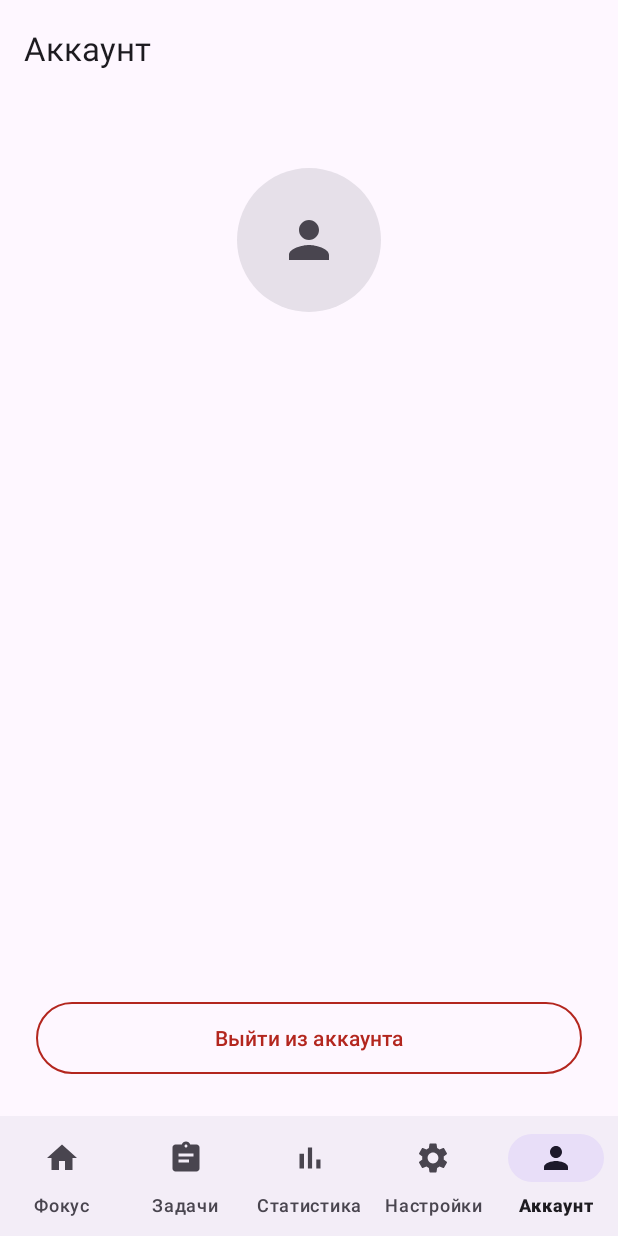
After one commit to developerseleznevru-cmd/FocusField, an Android app: the AccountFragment screen opened through its navigation route, on a phone screen of 412 x 824 dp. The commit adds this screen. Run offline under Robolectric (Android 15) with nearby library versions, the phone set to English and light mode, and no system bars; our stand-ins replace Firebase (no records; nobody signed in at launch, a user with empty details on screens opened directly), navigation-ui; libraries missing offline, so code that uses them is left out: androidx.camera.core, androidx.camera.lifecycle; 3 statements that could not run were skipped.

Commit message:
FocusField_down navbar

```diff
--- a/app/src/main/java/ru/seleznev/focusfield/FocusFieldApp.kt
+++ b/app/src/main/java/ru/seleznev/focusfield/FocusFieldApp.kt
@@ -25,6 +25,7 @@ import ru.seleznev.focusfield.service.wear.WearHealthStore
 import ru.seleznev.focusfield.ui.auth.AuthViewModel
 import ru.seleznev.focusfield.ui.blocked.BlockedItemsViewModel
 import ru.seleznev.focusfield.ui.focus.FocusViewModel
+import ru.seleznev.focusfield.ui.account.AccountViewModel
 import ru.seleznev.focusfield.ui.profile.ProfileViewModel
 import ru.seleznev.focusfield.ui.settings.SettingsViewModel
 import ru.seleznev.focusfield.ui.stats.StatsViewModel
@@ -67,6 +68,7 @@ class AppContainer(context: Context) {
         viewModelFactory {
             initializer { AuthViewModel(authRepository) }
             initializer { ProfileViewModel(authRepository) }
+            initializer { AccountViewModel(authRepository) }
             initializer {
                 FocusViewModel(
                     focusRepository = focusRepository,
@@ -86,7 +88,7 @@ class AppContainer(context: Context) {
             }
             initializer { StatsViewModel(focusRepository) }
             initializer { BlockedItemsViewModel(blockRepository) }
-            initializer { SettingsViewModel(settingsRepository, authRepository) }
+            initializer { SettingsViewModel(settingsRepository) }
         }
     }
 }
--- a/app/src/main/java/ru/seleznev/focusfield/MainActivity.kt
+++ b/app/src/main/java/ru/seleznev/focusfield/MainActivity.kt
@@ -53,7 +53,13 @@ class MainActivity : AppCompatActivity() {
         val navController = navHost.navController
 
         appBarConfiguration = AppBarConfiguration(
-            setOf(R.id.focusHomeFragment, R.id.tasksFragment, R.id.statsFragment, R.id.settingsFragment)
+            setOf(
+                R.id.focusHomeFragment,
+                R.id.tasksFragment,
+                R.id.statsFragment,
+                R.id.settingsFragment,
+                R.id.accountFragment
+            )
         )
         setSupportActionBar(binding.toolbar)
         binding.bottomNav.setupWithNavController(navController)
--- /dev/null
+++ b/app/src/main/java/ru/seleznev/focusfield/ui/account/AccountFragment.kt
@@ -0,0 +1,75 @@
+package ru.seleznev.focusfield.ui.account
+
+import android.os.Bundle
+import android.view.LayoutInflater
+import android.view.View
+import android.view.ViewGroup
+import android.widget.ImageView
+import androidx.core.view.isVisible
+import androidx.fragment.app.Fragment
+import androidx.fragment.app.viewModels
+import com.google.android.material.dialog.MaterialAlertDialogBuilder
+import ru.seleznev.focusfield.R
+import ru.seleznev.focusfield.databinding.FragmentAccountBinding
+import ru.seleznev.focusfield.ui.common.appContainer
+
+/**
+ * «Аккаунт» — вкладка нижнего меню: аватар, ФИО и email текущего
+ * аккаунта, кнопка выхода с подтверждением. Раздел вынесен из настроек.
+ *
+ * После выхода MainActivity наблюдает AuthState и уводит на экран входа.
+ */
+class AccountFragment : Fragment() {
+
+    private var _binding: FragmentAccountBinding? = null
+    private val binding get() = requireNotNull(_binding)
+
+    private val viewModel: AccountViewModel by viewModels { appContainer.viewModelFactory }
+
+    override fun onCreateView(
+        inflater: LayoutInflater,
+        container: ViewGroup?,
+        savedInstanceState: Bundle?
+    ): View {
+        _binding = FragmentAccountBinding.inflate(inflater, container, false)
+        return binding.root
+    }
+
+    override fun onViewCreated(view: View, savedInstanceState: Bundle?) {
+        super.onViewCreated(view, savedInstanceState)
+        bindAccount()
+
+        binding.btnLogout.setOnClickListener { confirmLogout() }
+    }
+
+    private fun bindAccount() {
+        val avatar = viewModel.avatar
+        if (avatar != null) {
+            binding.accountAvatar.scaleType = ImageView.ScaleType.CENTER_CROP
+            binding.accountAvatar.setImageBitmap(avatar)
+        } else {
+            binding.accountAvatar.scaleType = ImageView.ScaleType.CENTER
+            binding.accountAvatar.setImageResource(R.drawable.ic_person)
+        }
+
+        val fullName = viewModel.fullName
+        binding.accountName.isVisible = fullName.isNotBlank()
+        binding.accountName.text = fullName
+        binding.accountEmail.text = viewModel.email
+    }
+
+    /** Выход — разрушительное действие: подтверждение в диалоге. */
+    private fun confirmLogout() {
+        MaterialAlertDialogBuilder(requireContext())
+            .setTitle(R.string.account_logout_title)
+            .setMessage(R.string.account_logout_message)
+            .setPositiveButton(R.string.account_logout_confirm) { _, _ -> viewModel.signOut() }
+            .setNegativeButton(R.string.common_cancel, null)
+            .show()
+    }
+
+    override fun onDestroyView() {
+        _binding = null
+        super.onDestroyView()
+    }
+}
--- /dev/null
+++ b/app/src/main/java/ru/seleznev/focusfield/ui/account/AccountViewModel.kt
@@ -0,0 +1,24 @@
+package ru.seleznev.focusfield.ui.account
+
+import android.graphics.Bitmap
+import androidx.lifecycle.ViewModel
+import ru.seleznev.focusfield.data.repo.AuthRepository
+
+/**
+ * Экран «Аккаунт» (вкладка нижнего меню): данные текущего аккаунта
+ * и выход. Раздел вынесен из настроек.
+ */
+class AccountViewModel(private val authRepository: AuthRepository) : ViewModel() {
+
+    /** Email текущего аккаунта (только отображение). */
+    val email: String get() = authRepository.currentEmail()
+
+    /** Сохранённое ФИО профиля; пусто, если не заполнено. */
+    val fullName: String get() = authRepository.profileFullName()
+
+    /** Фото профиля; null — показывается заглушка. */
+    val avatar: Bitmap? get() = authRepository.avatarBitmap()
+
+    /** Выход: MainActivity наблюдает состояние аутентификации и уводит на экран входа. */
+    fun signOut() = authRepository.signOut()
+}
--- /dev/null
+++ b/app/src/main/res/layout/fragment_account.xml
@@ -0,0 +1,74 @@
+<?xml version="1.0" encoding="utf-8"?>
+<!-- «Аккаунт» — вкладка нижнего меню: карточка текущего аккаунта
+     (аватар, ФИО, email) и выход. Раздел вынесен из настроек. -->
+<ScrollView xmlns:android="http://schemas.android.com/apk/res/android"
+    xmlns:app="http://schemas.android.com/apk/res-auto"
+    android:id="@+id/account_root"
+    android:layout_width="match_parent"
+    android:layout_height="match_parent"
+    android:fillViewport="true">
+
+    <LinearLayout
+        android:layout_width="match_parent"
+        android:layout_height="wrap_content"
+        android:orientation="vertical"
+        android:padding="24dp">
+
+        <!-- Аватар: только отображение (смена фото — на экране профиля). -->
+        <FrameLayout
+            android:layout_width="96dp"
+            android:layout_height="96dp"
+            android:layout_gravity="center_horizontal"
+            android:layout_marginTop="24dp"
+            android:layout_marginBottom="16dp">
+
+            <View
+                android:layout_width="match_parent"
+                android:layout_height="match_parent"
+                android:background="@drawable/bg_avatar_placeholder" />
+
+            <com.google.android.material.imageview.ShapeableImageView
+                android:id="@+id/account_avatar"
+                android:layout_width="match_parent"
+                android:layout_height="match_parent"
+                android:contentDescription="@string/profile_avatar_desc"
+                android:scaleType="center"
+                android:src="@drawable/ic_person"
+                app:shapeAppearanceOverlay="@style/ShapeAppearanceOverlay.FocusField.Circle" />
+        </FrameLayout>
+
+        <TextView
+            android:id="@+id/account_name"
+            android:layout_width="match_parent"
+            android:layout_height="wrap_content"
+            android:gravity="center"
+            android:textAppearance="?attr/textAppearanceTitleLarge"
+            android:textStyle="bold" />
+
+        <TextView
+            android:id="@+id/account_email"
+            android:layout_width="match_parent"
+            android:layout_height="wrap_content"
+            android:layout_marginTop="4dp"
+            android:layout_marginBottom="24dp"
+            android:gravity="center"
+            android:textAppearance="?attr/textAppearanceBodyMedium" />
+
+        <!-- Толкает кнопку выхода к низу экрана (fillViewport + weight). -->
+        <View
+            android:layout_width="match_parent"
+            android:layout_height="0dp"
+            android:layout_marginTop="16dp"
+            android:layout_weight="1" />
+
+        <!-- Выход: разрушительное действие — контурная кнопка цвета ошибки. -->
+        <com.google.android.material.button.MaterialButton
+            android:id="@+id/btn_logout"
+            style="@style/Widget.Material3.Button.OutlinedButton"
+            android:layout_width="match_parent"
+            android:layout_height="56dp"
+            android:text="@string/account_logout"
+            android:textColor="?attr/colorError"
+            app:strokeColor="?attr/colorError" />
+    </LinearLayout>
+</ScrollView>
--- a/app/src/main/res/menu/bottom_nav_menu.xml
+++ b/app/src/main/res/menu/bottom_nav_menu.xml
@@ -15,4 +15,8 @@
         android:id="@+id/settingsFragment"
         android:icon="@drawable/ic_settings"
         android:title="@string/nav_settings" />
+    <item
+        android:id="@+id/accountFragment"
+        android:icon="@drawable/ic_person"
+        android:title="@string/nav_account" />
 </menu>
--- a/app/src/main/res/navigation/nav_graph.xml
+++ b/app/src/main/res/navigation/nav_graph.xml
@@ -74,6 +74,14 @@
                 app:destination="@id/blockedItemsFragment" />
         </fragment>
 
+        <!-- «Аккаунт»: данные текущего аккаунта и выход.
+             Раздел вынесен из настроек в нижнее меню. -->
+        <fragment
+            android:id="@+id/accountFragment"
+            android:name="ru.seleznev.focusfield.ui.account.AccountFragment"
+            android:label="@string/nav_account"
+            tools:layout="@layout/fragment_account" />
+
         <fragment
             android:id="@+id/blockedItemsFragment"
             android:name="ru.seleznev.focusfield.ui.blocked.BlockedItemsFragment"
--- a/app/src/main/res/values/strings.xml
+++ b/app/src/main/res/values/strings.xml
@@ -6,6 +6,14 @@
     <string name="nav_tasks">Задачи</string>
     <string name="nav_stats">Статистика</string>
     <string name="nav_settings">Настройки</string>
+    <string name="nav_account">Аккаунт</string>
+
+    <!-- Экран «Аккаунт» (вкладка нижнего меню). -->
+    <string name="account_logout">Выйти из аккаунта</string>
+    <string name="account_logout_title">Выйти из аккаунта?</string>
+    <string name="account_logout_message">Вы вернётесь на экран входа.</string>
+    <string name="account_logout_confirm">Выйти</string>
+    <string name="common_cancel">Отмена</string>
     <string name="auth_label">Вход</string>
     <string name="action_settings">Настройки</string>
 
--- a/app/src/main/res/xml/preferences.xml
+++ b/app/src/main/res/xml/preferences.xml
@@ -95,10 +95,4 @@
             app:summary="Требуется для показа экрана блокировки"
             app:title="Оверлей поверх окон" />
     </PreferenceCategory>
-
-    <PreferenceCategory app:title="Аккаунт">
-        <Preference
-            app:key="logout"
-            app:title="Выйти из аккаунта" />
-    </PreferenceCategory>
 </PreferenceScreen>
```
Also changed, not shown: app/src/main/java/ru/seleznev/focusfield/ui/settings/SettingsFragment.kt (+0 -33 lines), app/src/main/java/ru/seleznev/focusfield/ui/settings/SettingsViewModel.kt (+1 -6 lines), 2 other files.
